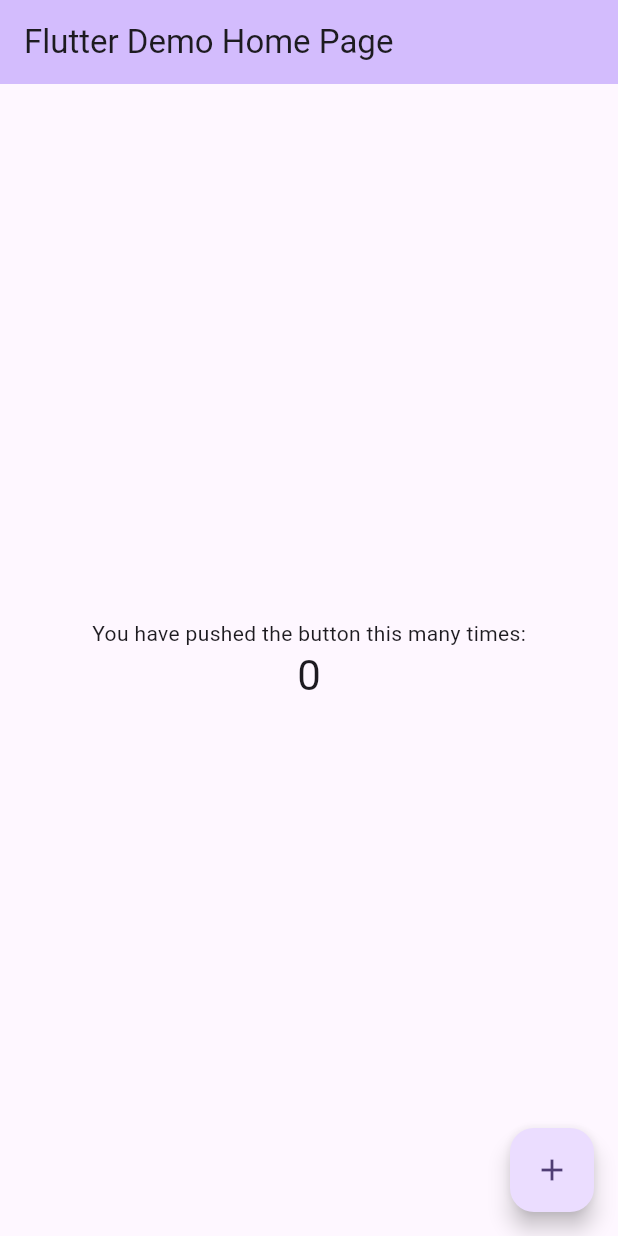
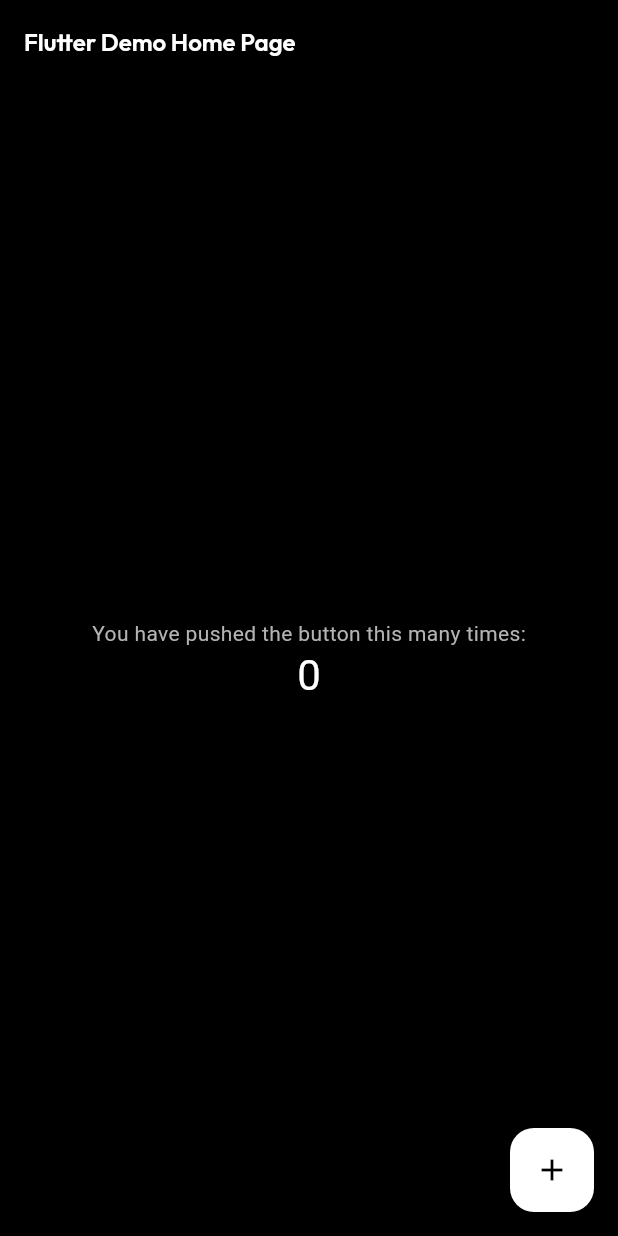
Before and after one commit to VaradSinghal/Instagram, a Flutter app: the screen it shows after launch, on a phone screen of 412 x 824 dp. Run offline on Flutter 3.47's test engine with Material 3 defaults, Android fonts, the phone set to English and light mode, and no system bars; our stand-ins replace google_fonts.

Commit message:
assets and themes

```diff
--- /dev/null
+++ b/lib/core/theme/app_colors.dart
@@ -0,0 +1,31 @@
+import 'package:flutter/material.dart';
+
+class AppColors {
+  AppColors._(); // private constructor
+
+  // 🔥 Primary Colors
+  static const Color primary = Colors.white;
+  static const Color background = Colors.black;
+
+  // 🧾 Text Colors
+  static const Color textPrimary = Colors.white;
+  static const Color textSecondary = Color(0xFFB3B3B3); // softer grey
+  static const Color textMuted = Color(0xFF8E8E8E);
+
+  // 🧱 UI Colors
+  static const Color border = Color(0xFF262626);
+  static const Color divider = Color(0xFF1A1A1A);
+  static const Color card = Color(0xFF121212);
+
+  // ❤️ Instagram Brand Colors
+  static const Color blue = Color(0xFF0095F6);
+  static const Color red = Color(0xFFED4956);
+
+  // ⚠️ States
+  static const Color error = Colors.red;
+  static const Color success = Colors.green;
+
+  // 👤 Avatar / Placeholder
+  static const Color shimmerBase = Color(0xFF2A2A2A);
+  static const Color shimmerHighlight = Color(0xFF3A3A3A);
+}
--- /dev/null
+++ b/lib/core/theme/app_theme.dart
@@ -0,0 +1,49 @@
+import 'package:flutter/material.dart';
+import 'package:instagram/core/theme/app_colors.dart';
+import 'package:google_fonts/google_fonts.dart';
+
+class AppTheme {
+  AppTheme._(); // private constructor (prevents instantiation)
+
+  // 🎯 Dark Theme (Instagram style)
+  static final ThemeData darkTheme = ThemeData.dark().copyWith(
+    scaffoldBackgroundColor: Colors.black,
+
+    appBarTheme: AppBarTheme(
+      backgroundColor: AppColors.background,
+      elevation: 0,
+      centerTitle: false,
+      titleTextStyle: GoogleFonts.outfit(
+        fontWeight: FontWeight.w600,
+        color: AppColors.textPrimary,
+        fontSize: 16,
+      ),
+    ),
+
+    colorScheme: const ColorScheme.dark(
+      primary: AppColors.primary,
+      secondary: AppColors.blue,
+    ),
+
+    iconTheme: const IconThemeData(color: AppColors.textPrimary),
+
+    textTheme: const TextTheme(
+      bodyLarge: TextStyle(color: AppColors.textPrimary),
+      bodyMedium: TextStyle(color: AppColors.textSecondary),
+    ),
+
+    dividerColor: AppColors.border,
+
+    bottomNavigationBarTheme: const BottomNavigationBarThemeData(
+      backgroundColor: AppColors.background,
+      selectedItemColor: AppColors.textPrimary,
+      unselectedItemColor: AppColors.textMuted,
+      type: BottomNavigationBarType.fixed,
+    ),
+  );
+
+  // (Optional) Light theme for future
+  static final ThemeData lightTheme = ThemeData.light().copyWith(
+    scaffoldBackgroundColor: Colors.white,
+  );
+}
--- a/lib/main.dart
+++ b/lib/main.dart
@@ -1,4 +1,5 @@
 import 'package:flutter/material.dart';
+import 'package:instagram/core/theme/app_theme.dart';
 
 void main() {
   runApp(const MyApp());
@@ -7,29 +8,12 @@ void main() {
 class MyApp extends StatelessWidget {
   const MyApp({super.key});
 
-  // This widget is the root of your application.
   @override
   Widget build(BuildContext context) {
     return MaterialApp(
-      title: 'Flutter Demo',
-      theme: ThemeData(
-        // This is the theme of your application.
-        //
-        // TRY THIS: Try running your application with "flutter run". You'll see
-        // the application has a purple toolbar. Then, without quitting the app,
-        // try changing the seedColor in the colorScheme below to Colors.green
-        // and then invoke "hot reload" (save your changes or press the "hot
-        // reload" button in a Flutter-supported IDE, or press "r" if you used
-        // the command line to start the app).
-        //
-        // Notice that the counter didn't reset back to zero; the application
-        // state is not lost during the reload. To reset the state, use hot
-        // restart instead.
-        //
-        // This works for code too, not just values: Most code changes can be
-        // tested with just a hot reload.
-        colorScheme: .fromSeed(seedColor: Colors.deepPurple),
-      ),
+      title: 'Instagram Clone',
+      debugShowCheckedModeBanner: false,
+      theme: AppTheme.darkTheme,
       home: const MyHomePage(title: 'Flutter Demo Home Page'),
     );
   }
@@ -37,15 +21,6 @@ class MyApp extends StatelessWidget {
 
 class MyHomePage extends StatefulWidget {
   const MyHomePage({super.key, required this.title});
-
-  // This widget is the home page of your application. It is stateful, meaning
-  // that it has a State object (defined below) that contains fields that affect
-  // how it looks.
-
-  // This class is the configuration for the state. It holds the values (in this
-  // case the title) provided by the parent (in this case the App widget) and
-  // used by the build method of the State. Fields in a Widget subclass are
-  // always marked "final".
 
   final String title;
 
@@ -58,52 +33,21 @@ class _MyHomePageState extends State<MyHomePage> {
 
   void _incrementCounter() {
     setState(() {
-      // This call to setState tells the Flutter framework that something has
-      // changed in this State, which causes it to rerun the build method below
-      // so that the display can reflect the updated values. If we changed
-      // _counter without calling setState(), then the build method would not be
-      // called again, and so nothing would appear to happen.
       _counter++;
     });
   }
 
   @override
   Widget build(BuildContext context) {
-    // This method is rerun every time setState is called, for instance as done
-    // by the _incrementCounter method above.
-    //
-    // The Flutter framework has been optimized to make rerunning build methods
-    // fast, so that you can just rebuild anything that needs updating rather
-    // than having to individually change instances of widgets.
     return Scaffold(
       appBar: AppBar(
-        // TRY THIS: Try changing the color here to a specific color (to
-        // Colors.amber, perhaps?) and trigger a hot reload to see the AppBar
-        // change color while the other colors stay the same.
         backgroundColor: Theme.of(context).colorScheme.inversePrimary,
-        // Here we take the value from the MyHomePage object that was created by
-        // the App.build method, and use it to set our appbar title.
         title: Text(widget.title),
       ),
       body: Center(
-        // Center is a layout widget. It takes a single child and positions it
-        // in the middle of the parent.
         child: Column(
-          // Column is also a layout widget. It takes a list of children and
-          // arranges them vertically. By default, it sizes itself to fit its
-          // children horizontally, and tries to be as tall as its parent.
-          //
-          // Column has various properties to control how it sizes itself and
-          // how it positions its children. Here we use mainAxisAlignment to
-          // center the children vertically; the main axis here is the vertical
-          // axis because Columns are vertical (the cross axis would be
-          // horizontal).
-          //
-          // TRY THIS: Invoke "debug painting" (choose the "Toggle Debug Paint"
-          // action in the IDE, or press "p" in the console), to see the
-          // wireframe for each widget.
-          mainAxisAlignment: .center,
-          children: [
+          mainAxisAlignment: MainAxisAlignment.center,
+          children: <Widget>[
             const Text('You have pushed the button this many times:'),
             Text(
               '$_counter',
```
Also changed, not shown: pubspec.yaml (+6 -5 lines), assets/icons/comment.png (added), assets/icons/home.png (added), assets/icons/ig_icon.png (added), assets/icons/message_icon.png (added), assets/icons/search_icon.png (added), assets/icons/video.png (added), assets/images/glass.png (added), assets/images/ig_logo.png (added), assets/images/meta.jpeg (added), assets/images/meta_logo.png (added), assets/images/verified.png (added), pubspec.lock, 1 other file.
